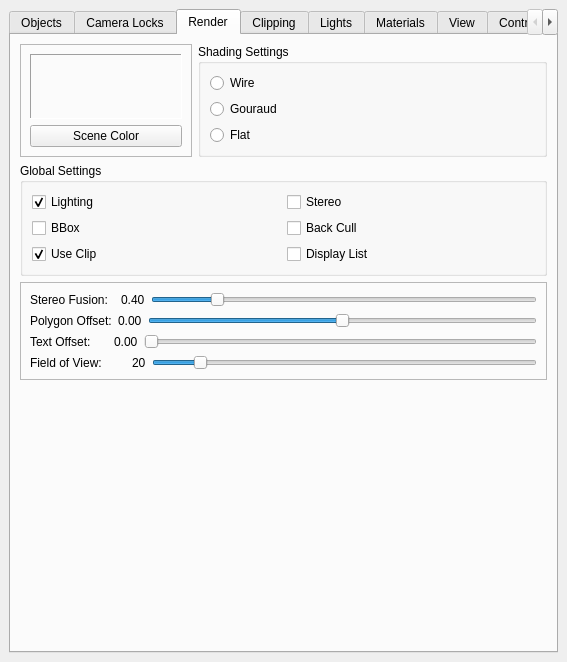
Above: src/Interface/Modules/Render/ViewSceneControls.ui from SCIInstitute/SCIRun before the change. Below: the same form after it.
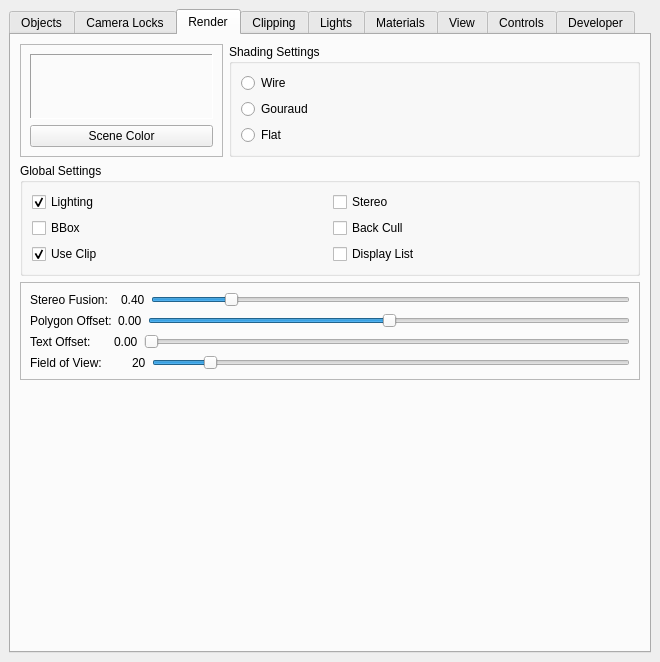
That is the form after the change.

What changed in the file:
```diff
--- a/src/Interface/Modules/Render/ViewSceneControls.ui
+++ b/src/Interface/Modules/Render/ViewSceneControls.ui
@@ -6,7 +6,7 @@
    <rect>
     <x>0</x>
     <y>0</y>
-    <width>567</width>
+    <width>660</width>
     <height>662</height>
    </rect>
   </property>
```
Left out of the diff: 2 changed lines with no effect on the pictures.
